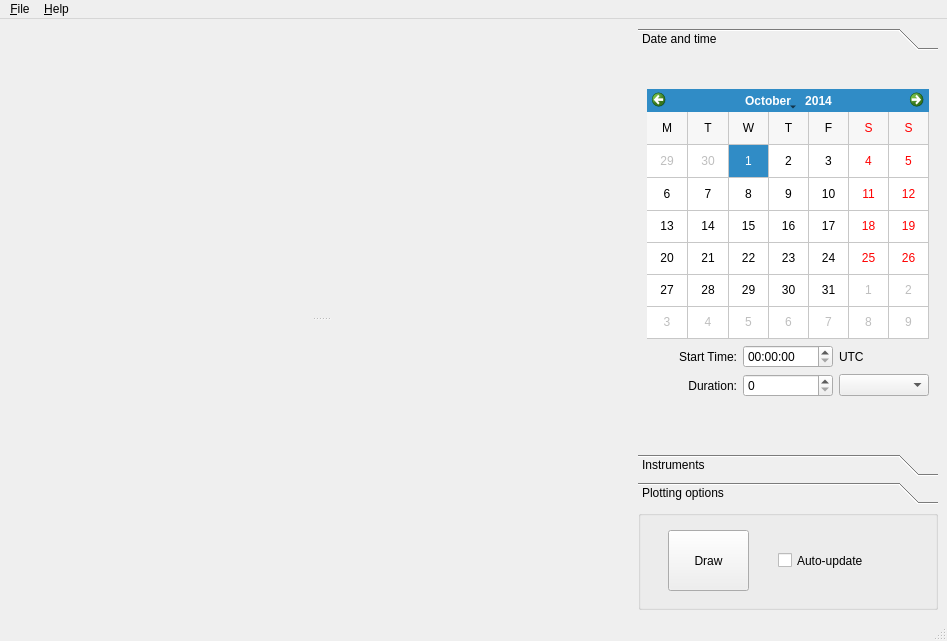
Above: auroraplot/gui/auroraplot.ui from stevemarple/auroraplot before the change. Below: the same form after it.
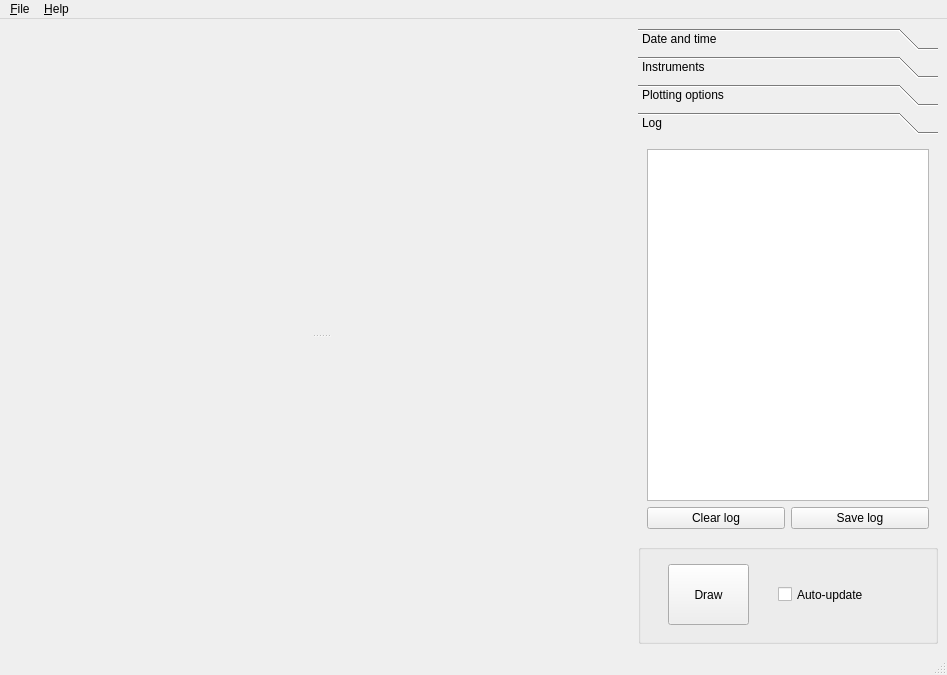
That is the form after the change. The open tabs and pages were chosen to show the change.

Commit message: Add completed logging

Diff of the .ui file:
```diff
--- a/auroraplot/gui/auroraplot.ui
+++ b/auroraplot/gui/auroraplot.ui
@@ -7,7 +7,7 @@
     <x>0</x>
     <y>0</y>
     <width>947</width>
-    <height>641</height>
+    <height>675</height>
    </rect>
   </property>
   <property name="windowTitle">
@@ -78,7 +78,7 @@
            <x>0</x>
            <y>0</y>
            <width>300</width>
-           <height>372</height>
+           <height>374</height>
           </rect>
          </property>
          <attribute name="label">
@@ -102,9 +102,6 @@
             <property name="mouseTracking">
              <bool>false</bool>
             </property>
-            <property name="autoFillBackground">
-             <bool>false</bool>
-            </property>
             <property name="selectedDate">
              <date>
               <year>2014</year>
@@ -292,6 +289,34 @@
           </item>
          </layout>
         </widget>
+        <widget class="QWidget" name="page_4">
+         <attribute name="label">
+          <string>Log</string>
+         </attribute>
+         <layout class="QGridLayout" name="gridLayout_3">
+          <item row="0" column="0">
+           <widget class="QPlainTextEdit" name="logTextEdit"/>
+          </item>
+          <item row="2" column="0">
+           <layout class="QHBoxLayout" name="horizontalLayout_2">
+            <item>
+             <widget class="QPushButton" name="logClearButton">
+              <property name="text">
+               <string>Clear log</string>
+              </property>
+             </widget>
+            </item>
+            <item>
+             <widget class="QPushButton" name="logSaveButton">
+              <property name="text">
+               <string>Save log</string>
+              </property>
+             </widget>
+            </item>
+           </layout>
+          </item>
+         </layout>
+        </widget>
        </widget>
       </item>
       <item>
```
Left out of the diff: 9 changed lines with no effect on the pictures. The commit also changes 2 other files.
